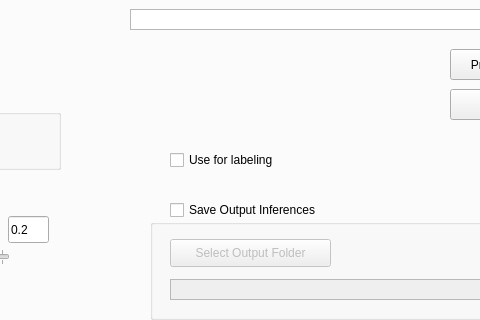
This is DeepLearningSuite/DatasetEvaluationApp/mainwindow.ui in JdeRobot/DetectionMetrics as Qt 5 draws it before an edit; both pictures show x 602 to 1082 and y 94 to 414 of the 1225 by 764 pixel window. The edited form follows.
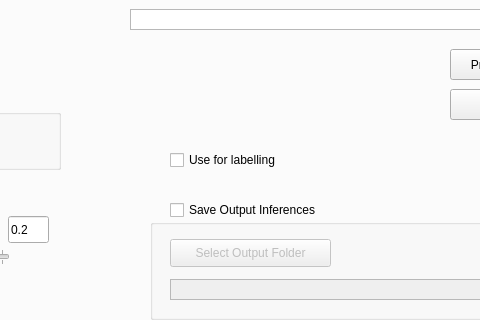
This is the edited form.

Commit message: labeling changed to Labelling in files

Patch:
```diff
--- a/DeepLearningSuite/DatasetEvaluationApp/mainwindow.ui
+++ b/DeepLearningSuite/DatasetEvaluationApp/mainwindow.ui
@@ -1839,7 +1839,7 @@
        </rect>
       </property>
       <property name="text">
-       <string>Use for labeling</string>
+       <string>Use for labelling</string>
       </property>
      </widget>
     </widget>
```
Left out of the diff: 2 changed lines with no effect on the pictures. The commit also changes 9 other files.
